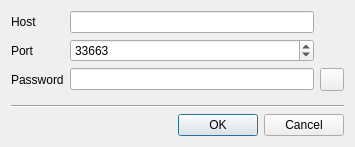
This is src/desktop/options.ui in igormironchik/stock as Qt 5 draws it before an edit. The edited form follows.
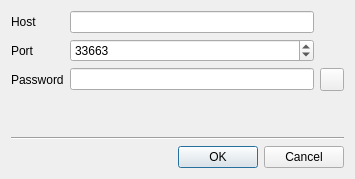
This is the edited form. Icons and pictures are not drawn.

Patch:
```diff
--- a/src/desktop/options.ui
+++ b/src/desktop/options.ui
@@ -7,7 +7,7 @@
     <x>0</x>
     <y>0</y>
     <width>355</width>
-    <height>147</height>
+    <height>179</height>
    </rect>
   </property>
   <property name="windowTitle">
```
Left out of the diff: 18 changed lines with no effect on the pictures.
